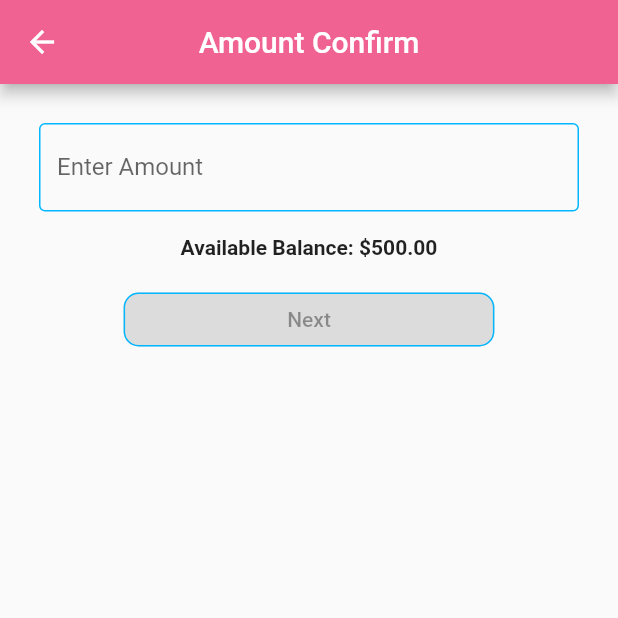
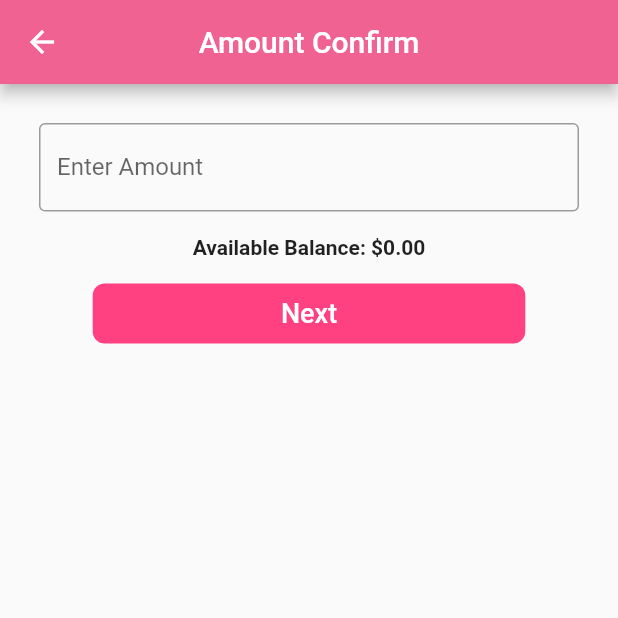
Before and after one commit to Nahidjc/tcash-app, a Flutter app: the AmountConfirm screen opened by its route, on a phone screen of 412 x 824 dp, the top half of it. Run offline on Flutter 3.47's test engine with Material 2 defaults, Android fonts, the phone set to English and light mode, and no system bars; our stand-ins replace carousel_slider, cool_alert, fluttertoast, image_picker, pinput, shared_preferences; missing offline and left inert: fluttercontactpicker, qr_code_scanner; accounts and stored records are empty.

Commit message:
issue solved

```diff
--- a/lib/pages/components/amount_confirm.dart
+++ b/lib/pages/components/amount_confirm.dart
@@ -1,14 +1,18 @@
 import 'package:flutter/material.dart';
+import 'package:provider/provider.dart';
 import 'package:rnd_flutter_app/pages/components/password_confirm.dart';
+import 'package:rnd_flutter_app/provider/user_provider.dart';
 import 'package:rnd_flutter_app/routes/app_routes.dart';
-import 'dart:developer' as dev;
+import 'package:rnd_flutter_app/widgets/custom_button.dart';
 
 class ConfirmationData {
   final double amount;
   final String accountNo;
   final double remainingBalance;
+  final double charge;
 
-  ConfirmationData(this.amount, this.accountNo, this.remainingBalance);
+  ConfirmationData(
+      this.amount, this.accountNo, this.remainingBalance, this.charge);
 }
 
 class AmountConfirm extends StatefulWidget {
@@ -23,25 +27,19 @@ class AmountConfirm extends StatefulWidget {
 class _AmountConfirmState extends State<AmountConfirm> {
   final TextEditingController _amountController = TextEditingController();
   String amount = '';
-  double availableBalance = 500.00;
+  double availableBalance = 0;
   double remainingBalance = 0;
-
+  final GlobalKey<FormState> _formKey = GlobalKey<FormState>();
   @override
   void initState() {
-  debugPrint(widget.accountNo);
+    final userDetails =
+        Provider.of<UserProvider>(context, listen: false).userDetails;
+    availableBalance = userDetails?.currentBalance ?? 0.0;
     super.initState();
   }
 
   @override
   Widget build(BuildContext context) {
-    bool isButtonDisabled = _amountController.text.isEmpty ||
-        double.tryParse(_amountController.text) == null ||
-        double.parse(_amountController.text) > availableBalance;
-    bool showError = _amountController.text.isNotEmpty && isButtonDisabled;
-
-    Color borderSideColor =
-        showError ? Colors.red : Color.fromARGB(255, 2, 183, 255);
-
     return Scaffold(
         appBar: AppBar(
           backgroundColor: Colors.pink.shade300,
@@ -58,28 +56,30 @@ class _AmountConfirmState extends State<AmountConfirm> {
           centerTitle: true,
         ),
         body: Padding(
-            padding: const EdgeInsets.all(26.0),
+          padding: const EdgeInsets.all(26.0),
+          child: Form(
+            key: _formKey,
             child: Column(
               children: [
-                TextField(
+                TextFormField(
                   controller: _amountController,
                   keyboardType: TextInputType.number,
-                  decoration: InputDecoration(
+                  decoration: const InputDecoration(
                     labelText: 'Enter Amount',
                     border: OutlineInputBorder(),
-                    errorText: showError
-                        ? 'Amount must be less or equal to current balance'
-                        : null,
-                    errorBorder: OutlineInputBorder(
-                      borderSide: BorderSide(color: Colors.red),
-                    ),
-                    enabledBorder: OutlineInputBorder(
-                      borderSide: BorderSide(color: borderSideColor),
-                    ),
-                    focusedBorder: OutlineInputBorder(
-                      borderSide: BorderSide(color: borderSideColor),
-                    ),
                   ),
+                  validator: (value) {
+                    if (value == null || value.isEmpty) {
+                      return 'Please enter an amount.';
+                    }
+                    double enteredAmount = double.tryParse(value) ?? 0.0;
+                    double calculatedAmount =
+                        calculateAmountWithPercentage(enteredAmount);
+                    if (calculatedAmount > availableBalance) {
+                      return 'Amount exceeds available balance.';
+                    }
+                    return null;
+                  },
                   onChanged: (value) {
                     setState(() {
                       amount = value;
@@ -96,38 +96,58 @@ class _AmountConfirmState extends State<AmountConfirm> {
                   ),
                 ),
                 const SizedBox(height: 16),
-                Container(
-                  width: MediaQuery.of(context).size.width * 0.6,
-                  child: ElevatedButton(
-                    onPressed: isButtonDisabled
-                        ? null
-                        : () {
-                            ConfirmationData data = ConfirmationData(
-                              double.parse(_amountController.text),
-                              widget.accountNo as String,
-                              (availableBalance-double.parse(_amountController.text)),
-                            );
-                            confirmAmount(data);
-                          },
-                    style: ElevatedButton.styleFrom(
-                      backgroundColor: Colors.white,
-                      foregroundColor: Colors.black,
-                      shape: RoundedRectangleBorder(
-                        borderRadius: BorderRadius.circular(10.0),
-                        side: const BorderSide(
-                            color: Color.fromARGB(255, 2, 183, 255)),
+                SizedBox(
+                  width: MediaQuery.of(context).size.width * 0.70,
+                  child: CustomButton(
+                    content: const Text(
+                      "Next",
+                      style: TextStyle(
+                        fontSize: 18.0,
+                        color: Colors.white,
                       ),
                     ),
-                    child: const Text('Next'),
+                    onPressed: () {
+                      if (_formKey.currentState!.validate()) {
+                        ConfirmationData data = ConfirmationData(
+                            double.parse(_amountController.text),
+                            widget.accountNo as String,
+                            calculateRemainingBalance(availableBalance,
+                                double.parse(_amountController.text)),
+                            calculateCharge(
+                                double.parse(_amountController.text)));
+                        confirmAmount(data);
+                      }
+                    },
                   ),
                 ),
               ],
-            )));
+            ),
+          ),
+        ));
   }
 
   void confirmAmount(ConfirmationData data) async {
-     Navigator.of(context).push(MaterialPageRoute(
-    builder: (context) => PasswordConfirm(accountNo: data.accountNo, amount: data.amount,remainingBalance:data.remainingBalance),
+    Navigator.of(context).push(MaterialPageRoute(
+      builder: (context) => PasswordConfirm(
+          accountNo: data.accountNo,
+          amount: data.amount,
+          remainingBalance: data.remainingBalance,
+          charge: data.charge),
     ));
   }
+
+  double calculateAmountWithPercentage(double amount) {
+    return amount + (0.0099 * amount);
+  }
+
+  double calculateCharge(double amount) {
+    double chargePercentage = 0.0099;
+    double charge = amount * chargePercentage;
+    return charge;
+  }
+
+  double calculateRemainingBalance(double currentBalance, double amount) {
+    double deductionAmount = amount + (0.099 * amount);
+    return currentBalance - deductionAmount;
+  }
 }
--- a/lib/pages/splash_screen.dart
+++ b/lib/pages/splash_screen.dart
@@ -14,7 +14,8 @@ class _SplashScreenState extends State<SplashScreen> {
   void initState() {
     super.initState();
     Future.delayed(const Duration(seconds: 3)).then(
-        (value) => {Navigator.pushReplacementNamed(context, AppRoutes.login)});
+        (value) =>
+        {Navigator.pushReplacementNamed(context, AppRoutes.passwordconfirm)});
   }
 
   @override
--- a/lib/pages/tcash_login.dart
+++ b/lib/pages/tcash_login.dart
@@ -72,7 +72,7 @@ class _LoginPageState extends State<LoginPage> {
     }
     return Scaffold(
       body: authState.isLoading
-          ? CustomLoadingAnimation()
+          ? const CustomLoadingAnimation()
           : SingleChildScrollView(
         child: Container(
           padding: const EdgeInsets.symmetric(horizontal: 20.0, vertical: 40.0),
--- a/lib/widgets/home_appbar.dart
+++ b/lib/widgets/home_appbar.dart
@@ -40,8 +40,6 @@ class _MyAppBarState extends State<MyAppBar>
       begin: const Offset(-1.0, 0.0),
       end: const Offset(0.0, 0.0),
     ).animate(_animationController);
-
-    // Fetch user details
     fetchUserDetails();
   }
 
@@ -117,7 +115,7 @@ class _MyAppBarState extends State<MyAppBar>
         color: Colors.white,
       ),
       title: _isLoading
-          ? Center(
+          ? const Center(
               child: SizedBox(
                 width: 20,
                 height: 20,
@@ -129,7 +127,7 @@ class _MyAppBarState extends State<MyAppBar>
             ) // Centered loader with white color and smaller size
           : userDetails != null
               ? _buildAppBarContent()
-              : Text(
+              : const Text(
                   'Error fetching user details'), // Show error message if userDetails is null
       actions: <Widget>[
         IconButton(
```
Also changed, not shown: lib/api_caller/practice_utils.dart (deleted, +0 -46 lines), lib/api_caller/validate_account.dart (added, +23 -0 lines), lib/pages/cashout_page.dart (+82 -50 lines), lib/pages/components/password_confirm.dart (+93 -24 lines), lib/api_caller/user_auth_utils.dart (deleted).
